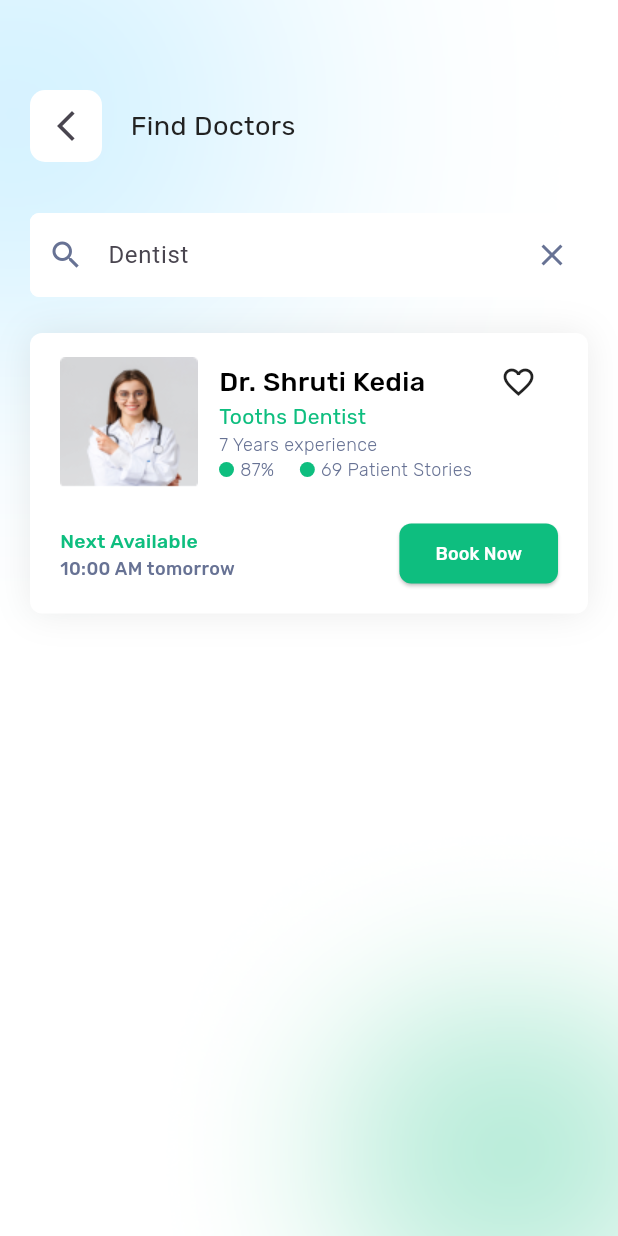
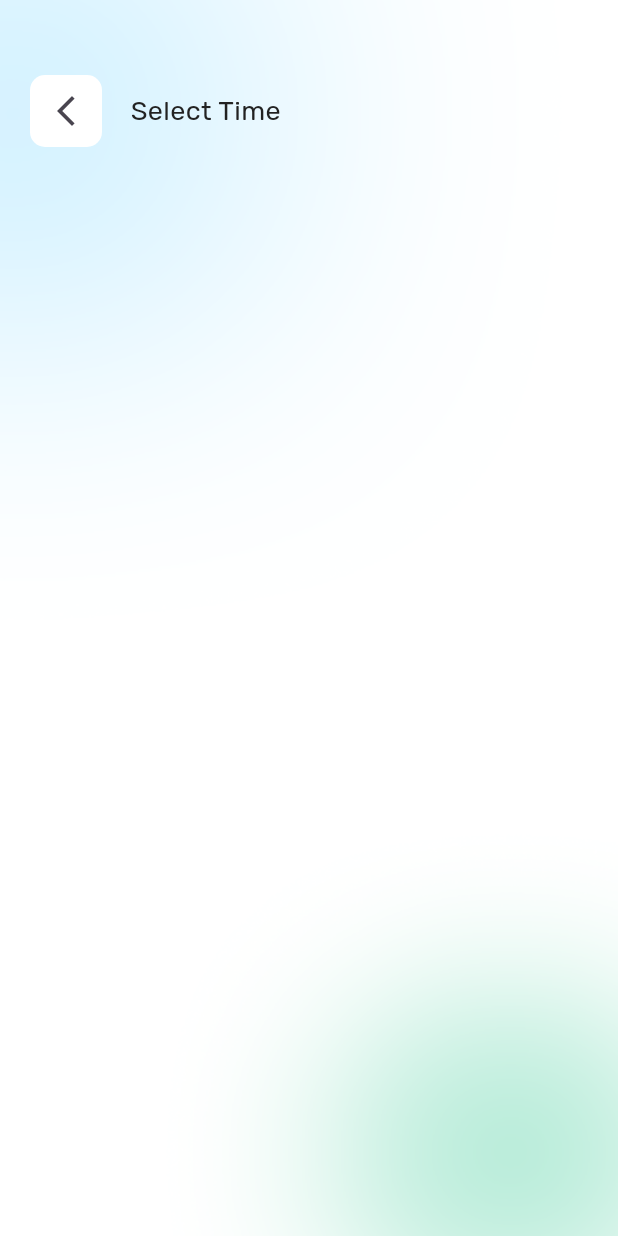
Before and after one commit to mano299/DoctorApp, a Flutter app: the FindDoctorsView screen opened directly, after a tap on "Book Now", on a phone screen of 412 x 824 dp. Run offline on Flutter 3.47's test engine with Material 3 defaults, Android fonts, the phone set to English and light mode, and no system bars; our stand-ins replace convex_bottom_bar, flutter_rating, flutter_svg.

Commit message:
create select time view

```diff
--- /dev/null
+++ b/lib/core/widgets/PagesHeader.dart
@@ -0,0 +1,23 @@
+import 'package:doctor_app/core/utils/app_styles.dart';
+import 'package:doctor_app/core/widgets/pop_button.dart';
+import 'package:flutter/material.dart';
+
+class PagesHeader extends StatelessWidget {
+  const PagesHeader({super.key, required this.text});
+  final String text;
+
+  @override
+  Widget build(BuildContext context) {
+    return Row(
+      crossAxisAlignment: CrossAxisAlignment.center,
+      children: [
+        PopButton(),
+        SizedBox(width: 19),
+        Text(
+          text,
+          style: AppStyles.styleRegular18,
+        ),
+      ],
+    );
+  }
+}
--- /dev/null
+++ b/lib/features/book_session.dart/presentation/views/select_time_view.dart
@@ -0,0 +1,14 @@
+import 'package:flutter/material.dart';
+
+import '../widgets/select_time_view_body.dart';
+
+class SelectTimeView extends StatelessWidget {
+  const SelectTimeView({super.key});
+
+  @override
+  Widget build(BuildContext context) {
+    return const Scaffold(
+      body: SelectTimeViewBody(),
+    );
+  }
+}
--- /dev/null
+++ b/lib/features/book_session.dart/presentation/widgets/select_time_view_body.dart
@@ -0,0 +1,30 @@
+import 'package:doctor_app/core/utils/app_images.dart';
+import 'package:flutter/material.dart';
+
+import '../../../../core/widgets/PagesHeader.dart';
+
+class SelectTimeViewBody extends StatelessWidget {
+  const SelectTimeViewBody({super.key});
+
+  @override
+  Widget build(BuildContext context) {
+    return Stack(
+      fit: StackFit.expand,
+      children: [
+        Image.asset(
+          Assets.assetsImagesSplashBg,
+          fit: BoxFit.fill,
+        ),
+        Column(
+          children: [
+            SizedBox(height: 50),
+            Padding(
+              padding: const EdgeInsets.symmetric(horizontal: 20.0),
+              child: PagesHeader(text: 'Select Time'),
+            ),
+          ],
+        )
+      ],
+    );
+  }
+}
--- a/lib/features/find_doctors/presentation/widgets/find_doctor_item.dart
+++ b/lib/features/find_doctors/presentation/widgets/find_doctor_item.dart
@@ -2,6 +2,7 @@ import 'package:doctor_app/core/utils/app_images.dart';
 import 'package:doctor_app/core/utils/app_styles.dart';
 import 'package:flutter/material.dart';
 
+import '../../../book_session.dart/presentation/views/select_time_view.dart';
 import 'doctor_percentage.dart';
 
 class FindDoctorItem extends StatelessWidget {
@@ -90,12 +91,19 @@ class FindDoctorItem extends StatelessWidget {
                       borderRadius: BorderRadius.circular(8),
                     ),
                   ),
-                    onPressed: () {},
+                  onPressed: () {
+                    Navigator.push(
+                        context,
+                        MaterialPageRoute(
+                          builder: (context) => SelectTimeView(),
+                        ));
+                  },
                   child: Text(
                     'Book Now',
                     style:
                         AppStyles.styleMedium12.copyWith(color: Colors.white),
-                    ))
+                  ),
+                ),
               ],
             )
           ],
--- /dev/null
+++ b/lib/features/find_doctors/presentation/widgets/find_doctors_list_view.dart
@@ -0,0 +1,19 @@
+import 'package:doctor_app/features/find_doctors/presentation/widgets/find_doctor_item.dart';
+import 'package:flutter/material.dart';
+
+class FindDoctorsListView extends StatelessWidget {
+  const FindDoctorsListView({super.key});
+
+  @override
+  Widget build(BuildContext context) {
+    return SliverList(
+      delegate: SliverChildBuilderDelegate(
+        childCount: 10,
+        (context, index) => Padding(
+          padding: const EdgeInsets.only(bottom: 10.0),
+          child: FindDoctorItem(),
+        ),
+      ),
+    );
+  }
+}
--- a/lib/features/find_doctors/presentation/widgets/find_doctors_view_body.dart
+++ b/lib/features/find_doctors/presentation/widgets/find_doctors_view_body.dart
@@ -4,7 +4,7 @@ import 'package:doctor_app/core/widgets/pop_button.dart';
 import 'package:doctor_app/features/home/presentation/widgets/custom_text_field.dart';
 import 'package:flutter/material.dart';
 
-import 'find_doctor_item.dart';
+import 'find_doctors_list_view.dart';
 
 class FindDoctorsViewBody extends StatelessWidget {
   const FindDoctorsViewBody({super.key});
@@ -39,10 +39,10 @@ class FindDoctorsViewBody extends StatelessWidget {
                     SizedBox(height: 34),
                     CustomTextField(hintText: 'Dentist'),
                     SizedBox(height: 24),
-                    FindDoctorItem()
                   ],
                 ),
               ),
+              FindDoctorsListView(),
             ],
           ),
         ),
```
Lines whose indentation alone changed are shown as unchanged.
